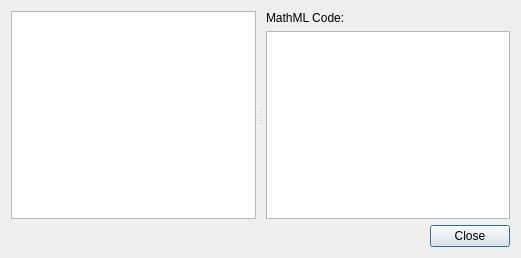
The window that src/forms/mathmlcodesdialog.ui (DinoZAR/CentralAccessReader) describes before a commit, drawn with Qt 5.
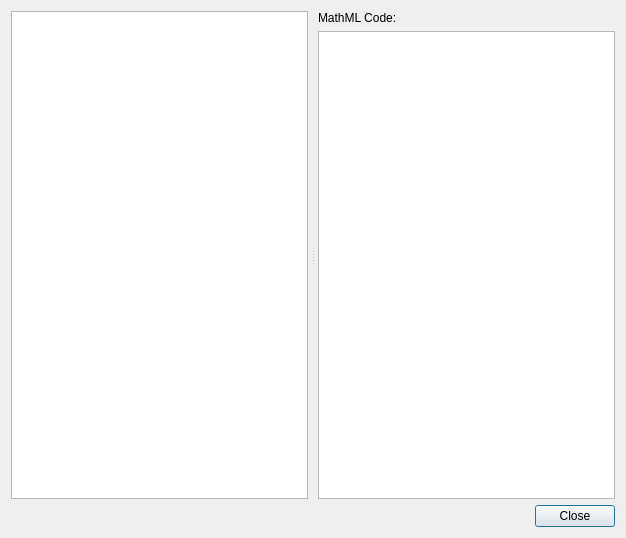
The same window after the commit.

```diff
--- a/src/forms/mathmlcodesdialog.ui
+++ b/src/forms/mathmlcodesdialog.ui
@@ -6,8 +6,8 @@
    <rect>
     <x>0</x>
     <y>0</y>
-    <width>521</width>
-    <height>258</height>
+    <width>626</width>
+    <height>538</height>
    </rect>
   </property>
   <property name="windowTitle">
```
